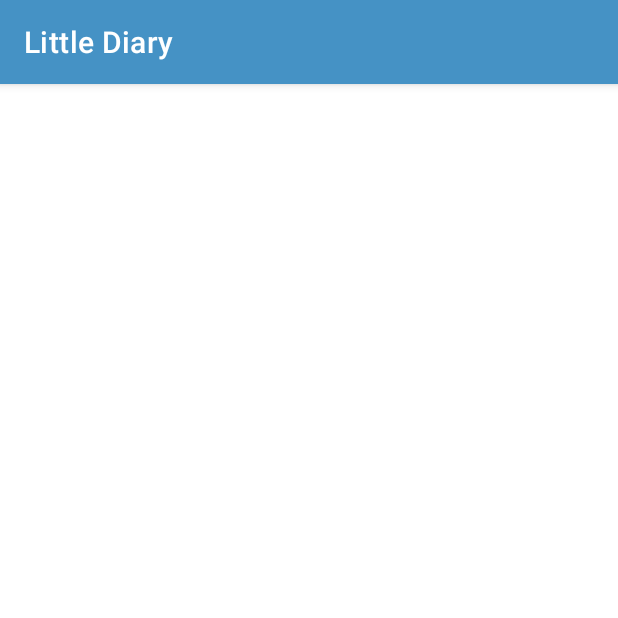
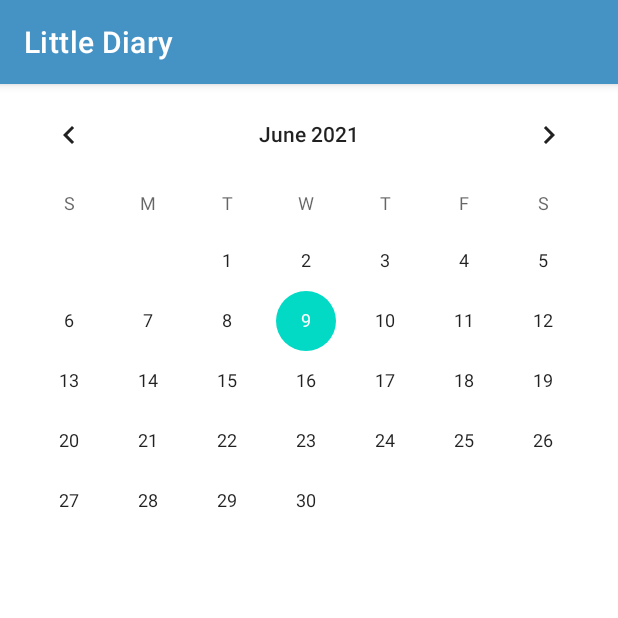
Before and after one commit to DevZero9000/Little-Diary, an Android app: the CalendarActivity screen opened directly, with no data from a screen before it, on a phone screen of 412 x 824 dp, the top half of it. Run offline under Robolectric (Android 15) with nearby library versions, the phone set to English and light mode, and no system bars.

```diff
--- a/app/src/main/java/com/lab/littlediary/CalendarActivity.java
+++ b/app/src/main/java/com/lab/littlediary/CalendarActivity.java
@@ -1,14 +1,27 @@
 package com.lab.littlediary;
 
+import androidx.annotation.NonNull;
 import androidx.appcompat.app.AppCompatActivity;
 
 import android.os.Bundle;
+import android.widget.CalendarView;
+import android.widget.Toast;
 
 public class CalendarActivity extends AppCompatActivity {
+
+    CalendarView diaryCalendarView;
 
     @Override
     protected void onCreate(Bundle savedInstanceState) {
         super.onCreate(savedInstanceState);
         setContentView(R.layout.activity_calendar);
+
+        diaryCalendarView = findViewById(R.id.diaryCalendarView);
+        diaryCalendarView.setOnDateChangeListener(new CalendarView.OnDateChangeListener() {
+            @Override
+            public void onSelectedDayChange(@NonNull CalendarView v, int year, int month, int dayOfMonth) {
+                Toast.makeText(CalendarActivity.this, month + "/" + dayOfMonth + "/" + year, Toast.LENGTH_SHORT).show();
+            }
+        });
     }
 }
--- a/app/src/main/java/com/lab/littlediary/LoginActivity.java
+++ b/app/src/main/java/com/lab/littlediary/LoginActivity.java
@@ -49,6 +49,11 @@ public class LoginActivity extends AppCompatActivity {
 
         fAuth = FirebaseAuth.getInstance();
 
+        if (fAuth.getCurrentUser() != null){
+            startActivity(new Intent(getApplicationContext(), MainActivity.class));
+            finish();
+        }
+
         btnLogin.setOnClickListener(new View.OnClickListener() {
             @Override
             public void onClick(View view) {
--- a/app/src/main/res/layout/activity_calendar.xml
+++ b/app/src/main/res/layout/activity_calendar.xml
@@ -1,9 +1,15 @@
 <?xml version="1.0" encoding="utf-8"?>
-<androidx.constraintlayout.widget.ConstraintLayout xmlns:android="http://schemas.android.com/apk/res/android"
-    xmlns:app="http://schemas.android.com/apk/res-auto"
+<RelativeLayout xmlns:android="http://schemas.android.com/apk/res/android"
     xmlns:tools="http://schemas.android.com/tools"
     android:layout_width="match_parent"
-    android:layout_height="match_parent"
-    tools:context=".CalendarActivity">
+    android:layout_height="match_parent" >
 
-</androidx.constraintlayout.widget.ConstraintLayout>
+    <CalendarView
+        android:id="@+id/diaryCalendarView"
+        android:layout_width="match_parent"
+        android:layout_height="match_parent"
+        android:layout_alignParentLeft="true"
+        android:layout_alignParentTop="true"
+        />
+
+</RelativeLayout>
--- a/app/src/main/res/layout/activity_login.xml
+++ b/app/src/main/res/layout/activity_login.xml
@@ -13,7 +13,7 @@
         android:layout_marginStart="96dp"
         android:layout_marginTop="16dp"
         android:layout_marginEnd="96dp"
-        android:backgroundTint="#4592C5"
+        android:backgroundTint="@color/main"
         android:text="Login"
         app:cornerRadius="16dp"
         app:layout_constraintEnd_toEndOf="parent"
@@ -109,6 +109,7 @@
         style="?android:attr/progressBarStyle"
         android:layout_width="wrap_content"
         android:layout_height="wrap_content"
+        android:visibility="invisible"
         app:layout_constraintBottom_toBottomOf="parent"
         app:layout_constraintEnd_toEndOf="parent"
         app:layout_constraintStart_toStartOf="parent"
--- a/app/src/main/res/layout/activity_register.xml
+++ b/app/src/main/res/layout/activity_register.xml
@@ -13,7 +13,7 @@
         android:layout_marginStart="96dp"
         android:layout_marginTop="16dp"
         android:layout_marginEnd="96dp"
-        android:backgroundTint="#4592C5"
+        android:backgroundTint="@color/main"
         android:text="REGISTER"
         app:cornerRadius="16dp"
         app:layout_constraintEnd_toEndOf="parent"
--- a/app/src/main/res/values-night/themes.xml
+++ b/app/src/main/res/values-night/themes.xml
@@ -13,4 +13,9 @@
         <item name="android:statusBarColor" tools:targetApi="l">?attr/colorPrimaryVariant</item>
         <!-- Customize your theme here. -->
     </style>
+
+    <style name="Theme.LittleDiary.NoActionBar">
+        <item name="windowActionBar">false</item>
+        <item name="windowNoTitle">true</item>
+    </style>
 </resources>
--- /dev/null
+++ b/app/src/main/res/values/styles.xml
@@ -0,0 +1,2 @@
+<?xml version="1.0" encoding="utf-8"?>
+<resources></resources>
--- a/app/src/main/res/values/themes.xml
+++ b/app/src/main/res/values/themes.xml
@@ -13,4 +13,9 @@
         <item name="android:statusBarColor" tools:targetApi="l">?attr/colorPrimaryVariant</item>
         <!-- Customize your theme here. -->
     </style>
+
+    <style name="Theme.LittleDiary.NoActionBar">
+        <item name="windowActionBar">false</item>
+        <item name="windowNoTitle">true</item>
+    </style>
 </resources>
```
Also changed, not shown: app/src/main/AndroidManifest.xml (+9 -3 lines), app/src/main/java/com/lab/littlediary/MainActivity.java (+15 -0 lines), app/src/main/java/com/lab/littlediary/RegisterActivity.java (+1 -6 lines), app/src/main/res/drawable/ic_account.xml (added, +10 -0 lines), app/src/main/res/drawable/ic_logout.xml (added, +10 -0 lines), app/src/main/res/layout/activity_main.xml (+38 -2 lines), app/src/main/res/layout/nav_header.xml (added, +17 -0 lines), app/src/main/res/menu/drawer_menu.xml (added, +15 -0 lines).
